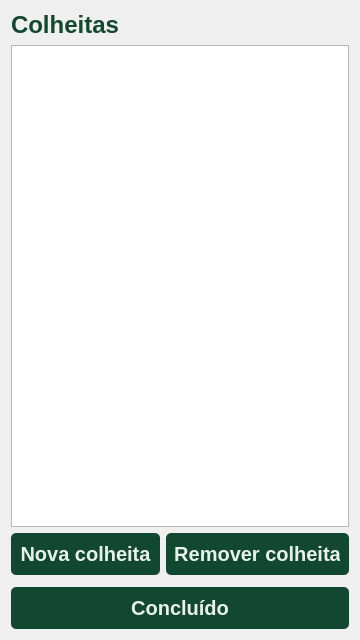
The window that gui/Harvests.ui (pollyanasousa/projeto-interdisciplinar-ufrpe) describes before a commit, drawn with Qt 5.
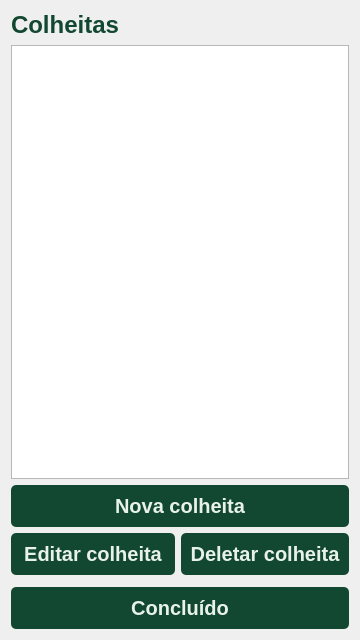
The same window after the commit.

Diff of the .ui file:
```diff
--- a/gui/Harvests.ui
+++ b/gui/Harvests.ui
@@ -98,19 +98,26 @@
    <item>
     <widget class="QListWidget" name="harvest_listwidget"/>
    </item>
+   <item>
+    <widget class="QPushButton" name="new_harvest_button">
+     <property name="text">
+      <string>Nova colheita</string>
+     </property>
+    </widget>
+   </item>
    <item>
     <layout class="QHBoxLayout" name="horizontalLayout">
      <item>
-      <widget class="QPushButton" name="new_harvest_button">
+      <widget class="QPushButton" name="update_harvest_button">
        <property name="text">
-        <string>Nova colheita</string>
+        <string>Editar colheita</string>
        </property>
       </widget>
      </item>
      <item>
       <widget class="QPushButton" name="delete_harvest_button">
        <property name="text">
-        <string>Remover colheita</string>
+        <string>Deletar colheita</string>
        </property>
       </widget>
      </item>
```
